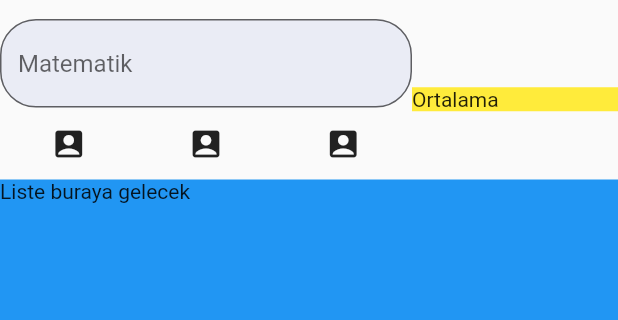
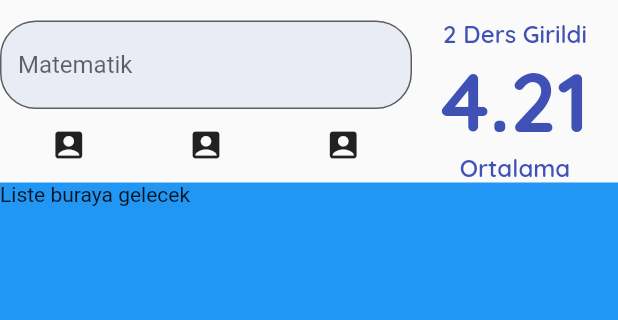
Before and after one commit to DargaHasanBasri/staj_flutter_projects, a Flutter app: the screen it shows after launch, on a phone screen of 412 x 824 dp, the part 65-385 px from its top. Run offline on Flutter 3.47's test engine with Material 2 defaults, Android fonts, the phone set to English and light mode, and no system bars; our stand-ins replace google_fonts, palette_generator.

Commit message:
ortalama göster widget oluşturulması

```diff
--- a/ogrenci_not_ort_hesaplama/dinamik_not_hesaplama/lib/constants/app_constants.dart
+++ b/ogrenci_not_ort_hesaplama/dinamik_not_hesaplama/lib/constants/app_constants.dart
@@ -13,4 +13,16 @@ class Sabitler {
   );
 
   static BorderRadius borderRadius = BorderRadius.circular(24);
+
+  static final TextStyle ortGosterBodyStyle = GoogleFonts.quicksand(
+    fontSize: 16,
+    fontWeight: FontWeight.w600,
+    color: mainColor,
+  );
+
+  static final TextStyle ortalamaStyle = GoogleFonts.quicksand(
+    fontSize: 55,
+    fontWeight: FontWeight.w800,
+    color: mainColor,
+  );
 }
--- /dev/null
+++ b/ogrenci_not_ort_hesaplama/dinamik_not_hesaplama/lib/widgets/ortalama_goster.dart
@@ -0,0 +1,32 @@
+import 'package:dinamik_not_hesaplama/constants/app_constants.dart';
+import 'package:flutter/material.dart';
+
+class OrtalamaGoster extends StatelessWidget {
+  final double ortalama;
+  final int dersSayisi;
+
+  const OrtalamaGoster(
+      {super.key, required this.ortalama, required this.dersSayisi});
+
+  @override
+  Widget build(BuildContext context) {
+    return Column(
+      mainAxisAlignment: MainAxisAlignment.center,
+      crossAxisAlignment: CrossAxisAlignment.center,
+      children: [
+        Text(
+          dersSayisi > 0 ? '$dersSayisi Ders Girildi' : 'Ders Seçiniz',
+          style: Sabitler.ortGosterBodyStyle,
+        ),
+        Text(
+          ortalama >= 0 ? ortalama.toStringAsFixed(2) : '0.0',
+          style: Sabitler.ortalamaStyle,
+        ),
+        Text(
+          'Ortalama',
+          style: Sabitler.ortGosterBodyStyle,
+        ),
+      ],
+    );
+  }
+}
--- a/ogrenci_not_ort_hesaplama/dinamik_not_hesaplama/lib/widgets/ortalama_hesapla_page.dart
+++ b/ogrenci_not_ort_hesaplama/dinamik_not_hesaplama/lib/widgets/ortalama_hesapla_page.dart
@@ -1,4 +1,5 @@
 import 'package:dinamik_not_hesaplama/constants/app_constants.dart';
+import 'package:dinamik_not_hesaplama/widgets/ortalama_goster.dart';
 import 'package:flutter/material.dart';
 
 class OrtalamaHesaplaPage extends StatefulWidget {
@@ -35,10 +36,7 @@ class _OrtalamaHesaplaPageState extends State<OrtalamaHesaplaPage> {
               ),
               Expanded(
                 flex: 1,
-                child: Container(
-                  child: Text('Ortalama'),
-                  color: Colors.yellow,
-                ),
+                child: OrtalamaGoster(ortalama: 4.21313, dersSayisi: 2),
               ),
             ],
           ),
```
